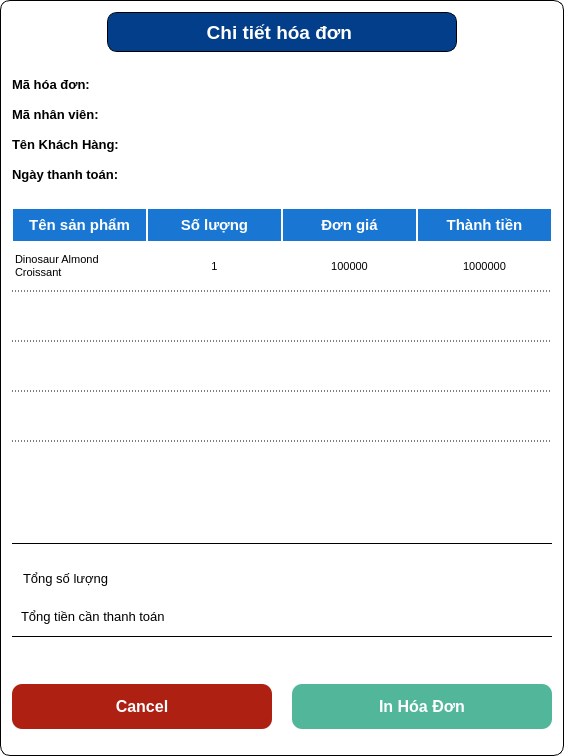
Old version of the form UI/forms/employee/invoice_detail.ui in the repository yuukun123/bakery-management-system.
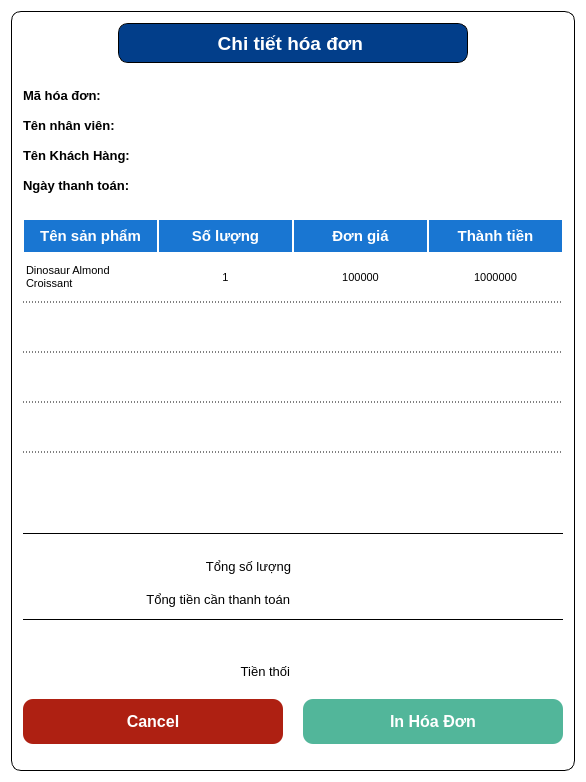
New version of the form.

What changed in the file:
```diff
--- a/UI/forms/employee/invoice_detail.ui
+++ b/UI/forms/employee/invoice_detail.ui
@@ -1,36 +1,23 @@
 <?xml version="1.0" encoding="UTF-8"?>
 <ui version="4.0">
- <class>invoice_detail</class>
- <widget class="QWidget" name="invoice_detail">
+ <class>Dialog</class>
+ <widget class="QDialog" name="Dialog">
   <property name="geometry">
    <rect>
     <x>0</x>
     <y>0</y>
-    <width>540</width>
-    <height>756</height>
+    <width>586</width>
+    <height>782</height>
    </rect>
   </property>
   <property name="windowTitle">
-   <string>Form</string>
+   <string>Dialog</string>
   </property>
   <property name="styleSheet">
    <string notr="true">background-color: rgb(255, 255, 255);
-border: none;
 border-radius: 10px;</string>
   </property>
   <layout class="QVBoxLayout" name="verticalLayout">
-   <property name="leftMargin">
-    <number>0</number>
-   </property>
-   <property name="topMargin">
-    <number>0</number>
-   </property>
-   <property name="rightMargin">
-    <number>0</number>
-   </property>
-   <property name="bottomMargin">
-    <number>0</number>
-   </property>
    <item>
     <widget class="QFrame" name="frame">
      <property name="styleSheet">
@@ -229,7 +216,7 @@
                 </widget>
                </item>
                <item>
-                <widget class="QLabel" name="invoice_id_label">
+                <widget class="QLabel" name="invoice_code_label">
                  <property name="sizePolicy">
                   <sizepolicy hsizetype="Expanding" vsizetype="Preferred">
                    <horstretch>0</horstretch>
@@ -283,12 +270,12 @@
                   </font>
                  </property>
                  <property name="text">
-                  <string>Mã nhân viên: </string>
+                  <string>Tên nhân viên: </string>
                  </property>
                 </widget>
                </item>
                <item>
-                <widget class="QLabel" name="employee_id_label">
+                <widget class="QLabel" name="employee_name_label">
                  <property name="sizePolicy">
                   <sizepolicy hsizetype="Expanding" vsizetype="Preferred">
                    <horstretch>0</horstretch>
@@ -406,7 +393,7 @@
                 </widget>
                </item>
                <item>
-                <widget class="QLabel" name="date_label">
+                <widget class="QLabel" name="invoice_date_label">
                  <property name="sizePolicy">
                   <sizepolicy hsizetype="Expanding" vsizetype="Preferred">
                    <horstretch>0</horstretch>
@@ -688,7 +675,7 @@
            <property name="minimumSize">
             <size>
              <width>0</width>
-             <height>115</height>
+             <height>140</height>
             </size>
            </property>
            <property name="frameShape">
@@ -747,6 +734,9 @@
                  <property name="text">
                   <string>Tổng số lượng</string>
                  </property>
+                 <property name="alignment">
+                  <set>Qt::AlignRight|Qt::AlignTrailing|Qt::AlignVCenter</set>
+                 </property>
                 </widget>
                </item>
                <item>
@@ -786,7 +776,7 @@
                 <number>0</number>
                </property>
                <property name="bottomMargin">
-                <number>0</number>
+                <number>5</number>
                </property>
                <item>
                 <widget class="QLabel" name="label_7">
@@ -798,6 +788,9 @@
                  <property name="text">
                   <string>Tổng tiền cần thanh toán</string>
                  </property>
+                 <property name="alignment">
+                  <set>Qt::AlignRight|Qt::AlignTrailing|Qt::AlignVCenter</set>
+                 </property>
                 </widget>
                </item>
                <item>
@@ -844,7 +837,7 @@
               </property>
               <layout class="QHBoxLayout" name="horizontalLayout_4">
                <property name="topMargin">
-                <number>0</number>
+                <number>5</number>
                </property>
                <property name="bottomMargin">
                 <number>0</number>
@@ -853,7 +846,7 @@
                 <widget class="QLabel" name="pay_method">
                  <property name="font">
                   <font>
-                   <pointsize>9</pointsize>
+                   <pointsize>10</pointsize>
                   </font>
                  </property>
                  <property name="styleSheet">
@@ -862,6 +855,9 @@
                  <property name="text">
                   <string/>
                  </property>
+                 <property name="alignment">
+                  <set>Qt::AlignRight|Qt::AlignTrailing|Qt::AlignVCenter</set>
+                 </property>
                 </widget>
                </item>
                <item>
@@ -885,6 +881,48 @@
               </layout>
              </widget>
             </item>
+            <item>
+             <widget class="QFrame" name="change_frame">
+              <property name="frameShape">
+               <enum>QFrame::StyledPanel</enum>
+              </property>
+              <property name="frameShadow">
+               <enum>QFrame::Raised</enum>
+              </property>
+              <layout class="QHBoxLayout" name="horizontalLayout_10">
+               <item>
+                <widget class="QLabel" name="label_6">
+                 <property name="font">
+                  <font>
+                   <pointsize>10</pointsize>
+                  </font>
+                 </property>
+                 <property name="text">
+                  <string>Tiền thối</string>
+                 </property>
+                 <property name="alignment">
+                  <set>Qt::AlignRight|Qt::AlignTrailing|Qt::AlignVCenter</set>
+                 </property>
+                </widget>
+               </item>
+               <item>
+                <widget class="QLabel" name="change_label">
+                 <property name="font">
+                  <font>
+                   <pointsize>10</pointsize>
+                  </font>
+                 </property>
+                 <property name="text">
+                  <string/>
+                 </property>
+                 <property name="alignment">
+                  <set>Qt::AlignRight|Qt::AlignTrailing|Qt::AlignVCenter</set>
+                 </property>
+                </widget>
+               </item>
+              </layout>
+             </widget>
+            </item>
            </layout>
           </widget>
          </item>
```
